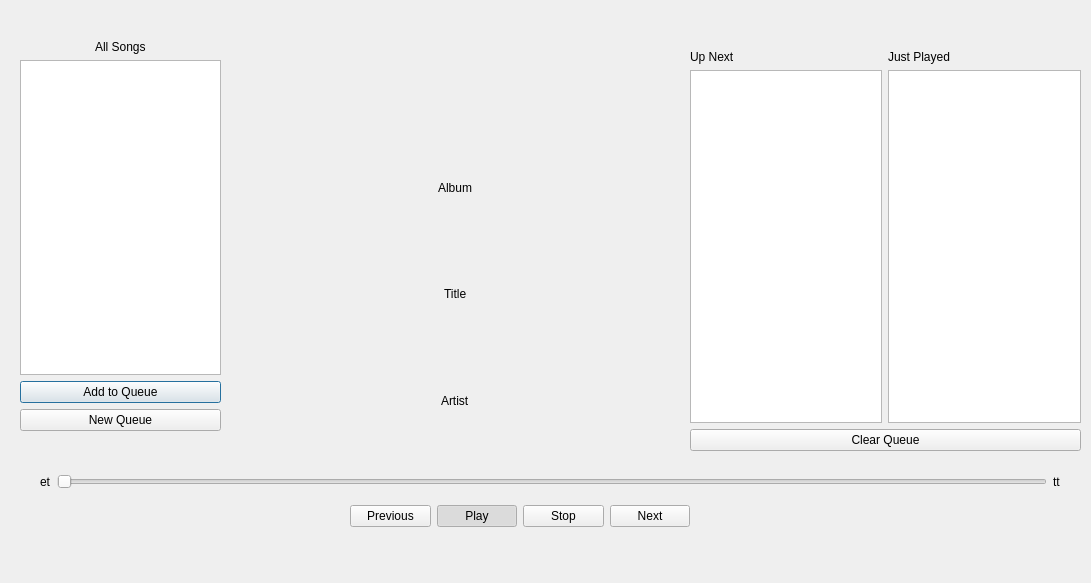
ArachnidAgrajag/18xd27-package-music-player, file MyPlayer/dialog.ui: the form before one commit.
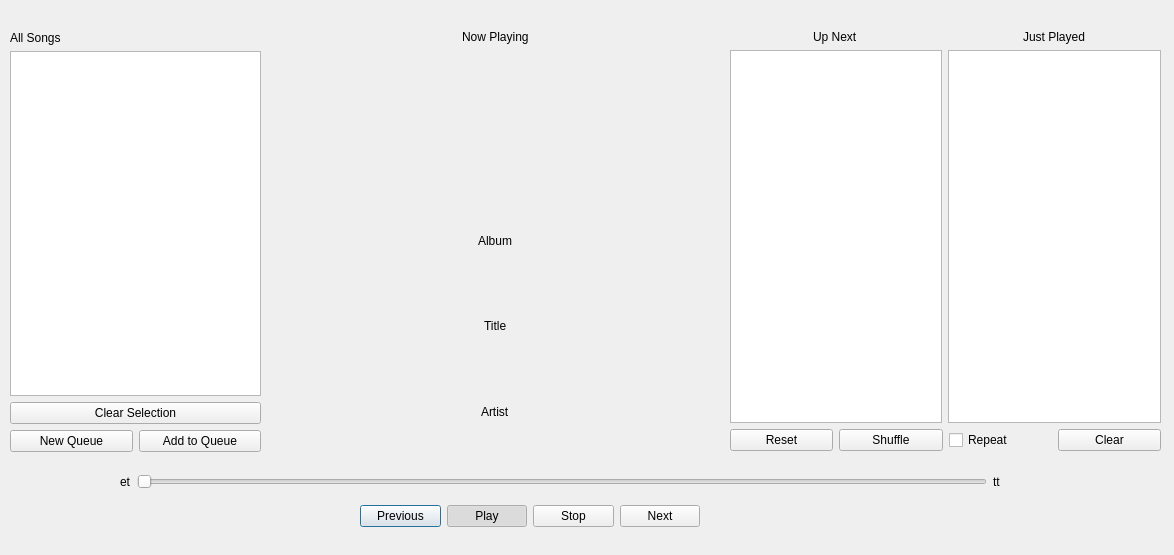
The form after the commit.

Commit message: Works for a fixed all songs queue.

Diff of the .ui file:
```diff
--- a/MyPlayer/dialog.ui
+++ b/MyPlayer/dialog.ui
@@ -6,8 +6,8 @@
    <rect>
     <x>0</x>
     <y>0</y>
-    <width>1091</width>
-    <height>583</height>
+    <width>1174</width>
+    <height>555</height>
    </rect>
   </property>
   <property name="windowTitle">
@@ -16,43 +16,7 @@
   <widget class="QWidget" name="">
    <property name="geometry">
     <rect>
-     <x>20</x>
-     <y>40</y>
-     <width>201</width>
-     <height>391</height>
-    </rect>
-   </property>
-   <layout class="QVBoxLayout" name="verticalLayout">
-    <item alignment="Qt::AlignHCenter">
-     <widget class="QLabel" name="allSongsLabel">
-      <property name="text">
-       <string>All Songs</string>
-      </property>
-     </widget>
-    </item>
-    <item>
-     <widget class="QListWidget" name="allSongsList"/>
-    </item>
-    <item>
-     <widget class="QPushButton" name="addToQueueButton">
-      <property name="text">
-       <string>Add to Queue</string>
-      </property>
-     </widget>
-    </item>
-    <item>
-     <widget class="QPushButton" name="newQueueButton">
-      <property name="text">
-       <string>New Queue</string>
-      </property>
-     </widget>
-    </item>
-   </layout>
-  </widget>
-  <widget class="QWidget" name="">
-   <property name="geometry">
-    <rect>
-     <x>240</x>
+     <x>280</x>
      <y>30</y>
      <width>431</width>
      <height>421</height>
@@ -60,6 +24,13 @@
    </property>
    <layout class="QVBoxLayout" name="verticalLayout_3">
     <item alignment="Qt::AlignHCenter|Qt::AlignTop">
+     <widget class="QLabel" name="nowPlayinglabel">
+      <property name="text">
+       <string>Now Playing</string>
+      </property>
+     </widget>
+    </item>
+    <item alignment="Qt::AlignHCenter">
      <widget class="QLabel" name="coverImg">
       <property name="text">
        <string/>
@@ -92,7 +63,7 @@
   <widget class="QWidget" name="">
    <property name="geometry">
     <rect>
-     <x>350</x>
+     <x>360</x>
      <y>500</y>
      <width>340</width>
      <height>32</height>
@@ -138,9 +109,9 @@
   <widget class="QWidget" name="">
    <property name="geometry">
     <rect>
-     <x>40</x>
+     <x>120</x>
      <y>470</y>
-     <width>1021</width>
+     <width>881</width>
      <height>23</height>
     </rect>
    </property>
@@ -171,19 +142,19 @@
   <widget class="QWidget" name="">
    <property name="geometry">
     <rect>
-     <x>690</x>
-     <y>50</y>
-     <width>391</width>
-     <height>401</height>
+     <x>730</x>
+     <y>30</y>
+     <width>431</width>
+     <height>421</height>
     </rect>
    </property>
    <layout class="QVBoxLayout" name="verticalLayout_5">
     <item>
-     <layout class="QHBoxLayout" name="horizontalLayout_3">
+     <layout class="QHBoxLayout" name="horizontalLayout_4">
       <item>
-       <layout class="QVBoxLayout" name="verticalLayout_4">
-        <item>
-         <widget class="QLabel" name="playinNowlabel">
+       <layout class="QVBoxLayout" name="verticalLayout_2">
+        <item alignment="Qt::AlignHCenter">
+         <widget class="QLabel" name="upNextlabel">
           <property name="text">
            <string>Up Next</string>
           </property>
@@ -195,8 +166,8 @@
        </layout>
       </item>
       <item>
-       <layout class="QVBoxLayout" name="verticalLayout_2">
-        <item>
+       <layout class="QVBoxLayout" name="verticalLayout_4">
+        <item alignment="Qt::AlignHCenter">
          <widget class="QLabel" name="label">
           <property name="text">
            <string>Just Played</string>
@@ -211,12 +182,88 @@
      </layout>
     </item>
     <item>
-     <widget class="QPushButton" name="clearQueueButton">
+     <layout class="QHBoxLayout" name="horizontalLayout_3">
+      <item>
+       <widget class="QPushButton" name="resetButton">
+        <property name="text">
+         <string>Reset</string>
+        </property>
+       </widget>
+      </item>
+      <item>
+       <widget class="QPushButton" name="shuffleButton">
+        <property name="text">
+         <string>Shuffle</string>
+        </property>
+       </widget>
+      </item>
+      <item>
+       <widget class="QCheckBox" name="repeatCheckBox">
+        <property name="text">
+         <string>Repeat</string>
+        </property>
+       </widget>
+      </item>
+      <item>
+       <widget class="QPushButton" name="clearQueueButton">
+        <property name="text">
+         <string>Clear</string>
+        </property>
+       </widget>
+      </item>
+     </layout>
+    </item>
+   </layout>
+  </widget>
+  <widget class="QWidget" name="">
+   <property name="geometry">
+    <rect>
+     <x>10</x>
+     <y>31</y>
+     <width>251</width>
+     <height>421</height>
+    </rect>
+   </property>
+   <layout class="QVBoxLayout" name="verticalLayout">
+    <item>
+     <widget class="QLabel" name="allSongsLabel">
       <property name="text">
-       <string>Clear Queue</string>
+       <string>All Songs</string>
       </property>
      </widget>
     </item>
+    <item>
+     <widget class="QListWidget" name="allSongsList">
+      <property name="selectionMode">
+       <enum>QAbstractItemView::MultiSelection</enum>
+      </property>
+     </widget>
+    </item>
+    <item>
+     <widget class="QPushButton" name="clearSelButton">
+      <property name="text">
+       <string>Clear Selection</string>
+      </property>
+     </widget>
+    </item>
+    <item>
+     <layout class="QHBoxLayout" name="horizontalLayout_5">
+      <item>
+       <widget class="QPushButton" name="newQueueButton">
+        <property name="text">
+         <string>New Queue</string>
+        </property>
+       </widget>
+      </item>
+      <item>
+       <widget class="QPushButton" name="addToQueueButton">
+        <property name="text">
+         <string>Add to Queue</string>
+        </property>
+       </widget>
+      </item>
+     </layout>
+    </item>
    </layout>
   </widget>
  </widget>
```
The commit also changes 8 other files.
